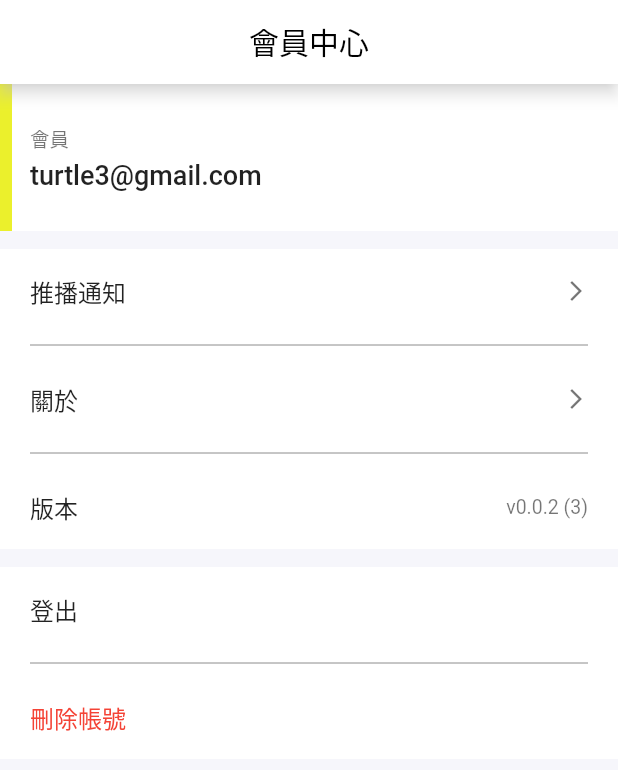
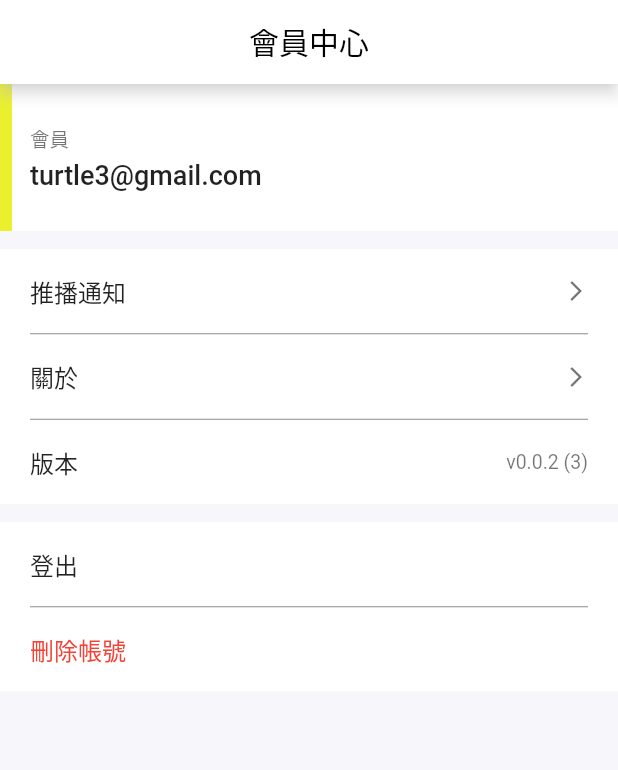
Before and after one commit to mirror-media/READrMeshApp, a Flutter app: the MemberCenterWidget screen opened directly, after a tap on "註冊 / 登入會員", on a phone screen of 412 x 824 dp. Shown: the top 770 px of the screen. Run offline on Flutter 3.47's test engine with Material 2 defaults, Android fonts, the phone set to English and light mode, and no system bars; our stand-ins replace audioplayers, auto_route, bloc, cached_network_image, carousel_slider, chewie and 20 more; missing offline and left inert: flutter_embedded_webview, flutter_inappwebview, pausable_timer, youtube_explode_dart; accounts and stored records are empty; statements that could not run were skipped; project files that could hold a hidden picture were left out.

Commit message:
Change the height of dividers

```diff
--- a/lib/pages/memberCenter/memberCenterWidget.dart
+++ b/lib/pages/memberCenter/memberCenterWidget.dart
@@ -157,10 +157,12 @@ class _MemberCenterWidgetState extends State<MemberCenterWidget> {
           _settingButton(text: '推播通知'),
           const Divider(
             color: Colors.black45,
+            height: 1,
           ),
           _settingButton(text: '關於'),
           const Divider(
             color: Colors.black45,
+            height: 1,
           ),
           SizedBox(
             height: 56,
@@ -246,6 +248,7 @@ class _MemberCenterWidgetState extends State<MemberCenterWidget> {
           ),
           const Divider(
             color: Colors.black45,
+            height: 1,
           ),
           InkWell(
             child: Container(
```
